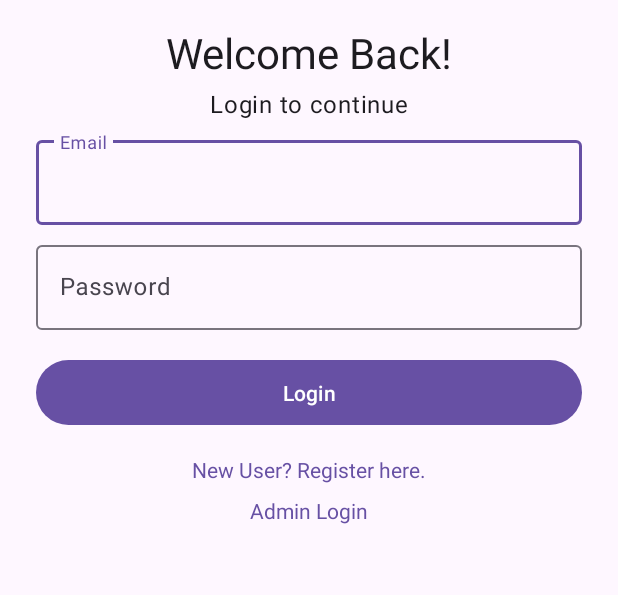
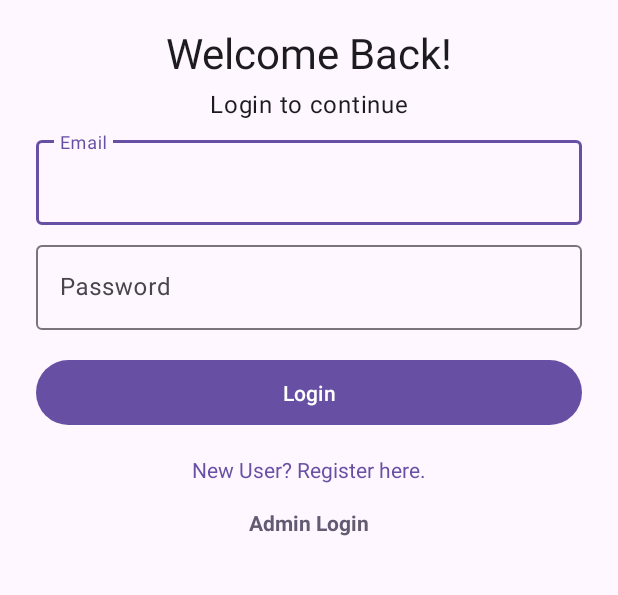
Before and after one commit to adish450/LaundryPro, an Android app: the AuthActivity screen opened directly, with no data from a screen before it, on a phone screen of 412 x 824 dp, the part 234-829 px from its top. Run offline under Robolectric (Android 15) with nearby library versions, the phone set to English and light mode, and no system bars; network calls fail.

Commit message:
input UI scrolls up when keyboard covers it

```diff
--- a/app/src/main/AndroidManifest.xml
+++ b/app/src/main/AndroidManifest.xml
@@ -39,7 +39,8 @@
 
         <activity
             android:name=".AdminDashboardActivity"
-            android:exported="false" />
+            android:exported="false"
+            android:windowSoftInputMode="adjustResize"/>
 
     </application>
 
--- a/app/src/main/res/layout/activity_auth.xml
+++ b/app/src/main/res/layout/activity_auth.xml
@@ -1,7 +1,14 @@
 <?xml version="1.0" encoding="utf-8"?>
-<ScrollView xmlns:android="http://schemas.android.com/apk/res/android"
+<!-- **THE FIX 1:** Use CoordinatorLayout as the root to correctly handle window insets. -->
+<androidx.coordinatorlayout.widget.CoordinatorLayout xmlns:android="http://schemas.android.com/apk/res/android"
     xmlns:app="http://schemas.android.com/apk/res-auto"
     xmlns:tools="http://schemas.android.com/tools"
+    android:layout_width="match_parent"
+    android:layout_height="match_parent"
+    android:fitsSystemWindows="true"
+    tools:context=".AuthActivity">
+
+    <ScrollView
         android:layout_width="match_parent"
         android:layout_height="match_parent"
         android:fillViewport="true">
@@ -9,8 +16,7 @@
         <androidx.constraintlayout.widget.ConstraintLayout
             android:layout_width="match_parent"
             android:layout_height="wrap_content"
-        android:padding="24dp"
-        tools:context=".AuthActivity">
+            android:padding="24dp">
 
             <ImageView
                 android:id="@+id/logo"
@@ -185,7 +191,9 @@
                 android:layout_marginTop="16dp"
                 app:layout_constraintTop_toBottomOf="@id/btn_action"
                 app:layout_constraintStart_toStartOf="parent"
-            app:layout_constraintEnd_toEndOf="parent">
+                app:layout_constraintEnd_toEndOf="parent"
+                app:layout_constraintBottom_toBottomOf="parent"
+                app:layout_constraintVertical_bias="0.0">
 
                 <TextView
                     android:id="@+id/text_switch_mode"
@@ -207,9 +215,11 @@
                     android:layout_width="wrap_content"
                     android:layout_height="wrap_content"
                     android:text="Admin Login"
-                android:layout_marginTop="8dp"
-                android:textColor="?attr/colorPrimary" />
+                    android:layout_marginTop="16dp"
+                    android:textColor="?attr/colorSecondary"
+                    android:textStyle="bold"/>
             </LinearLayout>
 
         </androidx.constraintlayout.widget.ConstraintLayout>
     </ScrollView>
+</androidx.coordinatorlayout.widget.CoordinatorLayout>
```
Lines whose indentation alone changed are shown as unchanged.
